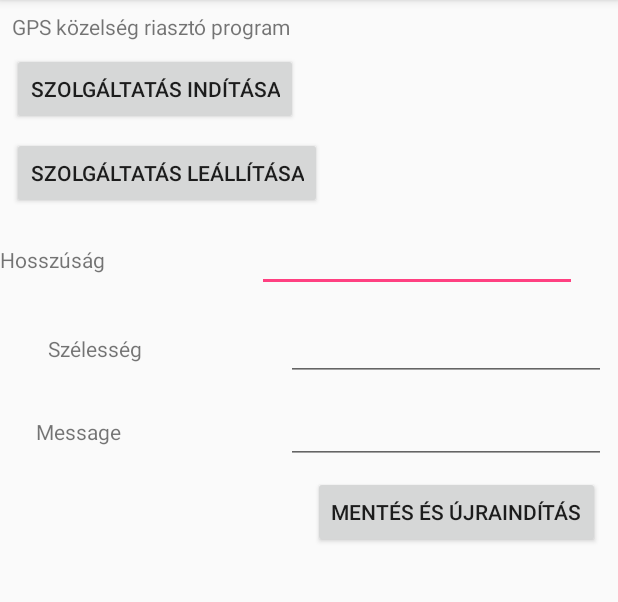
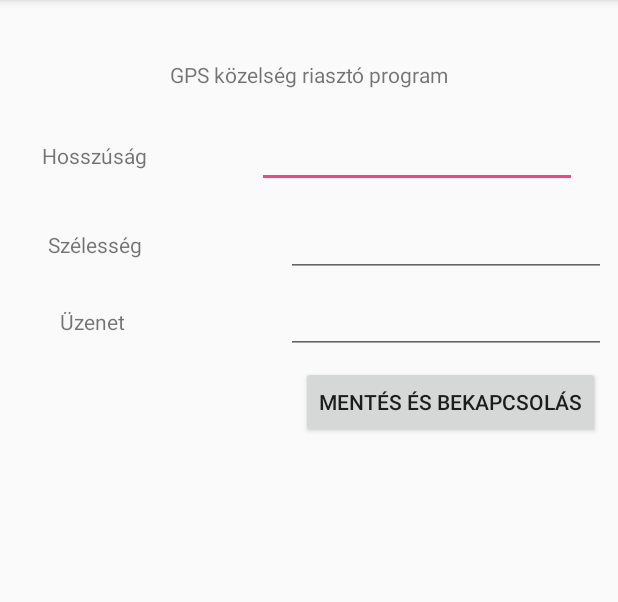
Before and after one commit to mesterj/ProxAlertP1, an Android app: the screen it shows after launch (MainActivity), on a phone screen of 412 x 824 dp, the part 84-686 px from its top. Run offline under Robolectric (Android 15) with nearby library versions, the phone set to English and light mode, and no system bars; libraries missing offline, so code that uses them is left out: io.objectbox, org.jetbrains.anko; 4 statements that could not run were skipped.

Commit message:
almost ready...

```diff
--- a/app/build.gradle
+++ b/app/build.gradle
@@ -28,7 +28,7 @@ android {
 
 dependencies {
     implementation fileTree(dir: 'libs', include: ['*.jar'])
-    implementation"org.jetbrains.kotlin:kotlin-stdlib-jdk7:$kotlin_version"
+    implementation "org.jetbrains.kotlin:kotlin-stdlib-jdk7:$kotlin_version"
     implementation 'com.android.support:appcompat-v7:27.1.1'
     implementation 'com.android.support.constraint:constraint-layout:1.1.3'
     testImplementation 'junit:junit:4.12'
--- a/app/src/main/java/joco/kite/com/proxalertp1/MainActivity.kt
+++ b/app/src/main/java/joco/kite/com/proxalertp1/MainActivity.kt
@@ -1,17 +1,39 @@
 package joco.kite.com.proxalertp1
 
+import android.Manifest
+import android.annotation.SuppressLint
+import android.app.PendingIntent
+import android.content.Context
+import android.content.Intent
+import android.content.pm.PackageManager
+import android.location.LocationManager
 import android.support.v7.app.AppCompatActivity
 import android.os.Bundle
 import org.jetbrains.anko.AnkoLogger
 import android.provider.ContactsContract.CommonDataKinds.Note
+import android.support.v4.app.ActivityCompat
+import android.util.Log
 import io.objectbox.Box
-
+import kotlinx.android.synthetic.main.activity_main.*
+import org.jetbrains.anko.info
+import org.jetbrains.anko.sdk25.coroutines.onClick
 
 
 class MainActivity : AppCompatActivity() , AnkoLogger{
 
+    companion object {
+        val MESSAGE_KEY = "MESSAGE:KEY"
+    }
+
+    val RADIUS : Float = 1000f
+    val EXPIRATION : Long = -1
+    val INTENT_REQUEST_CODE : Int = 1
+    val intentname : String = "joco.kite.com.proxalertp1.showMessage_activity"
+
     lateinit var boxStore : MyObjectBox
     lateinit var placesBox : Box<Place>
+    lateinit var locationManager: LocationManager
+
 
     override fun onCreate(savedInstanceState: Bundle?) {
         super.onCreate(savedInstanceState)
@@ -20,6 +42,30 @@ class MainActivity : AppCompatActivity() , AnkoLogger{
         var boxStore= MyObjectBox.builder().androidContext(this).build()
         // do this in your activities/fragments to get hold of a Box
         placesBox = boxStore.boxFor(Place::class.java)
+        tesztGpsPermission()
+        locationManager = getSystemService(Context.LOCATION_SERVICE) as LocationManager
+
+        btnSave.onClick { setAlert(etLatValue.text.toString().toDouble(),etLongValue.text.toString().toDouble(),etMessage.text.toString()) }
+    }
+
+    @SuppressLint("MissingPermission")
+    private fun setAlert(latitude: Double, longitude: Double, message: String) {
+        var myintent = Intent(intentname)
+        myintent.putExtra(MESSAGE_KEY,message)
+        var mypendingInent = PendingIntent.getBroadcast(applicationContext,INTENT_REQUEST_CODE,myintent,PendingIntent.FLAG_CANCEL_CURRENT)
+        tesztGpsPermission()
+        locationManager.addProximityAlert(latitude,longitude,RADIUS,EXPIRATION,mypendingInent)
+
+
+    }
+
+    private fun tesztGpsPermission() {
+        if (ActivityCompat.checkSelfPermission(this, android.Manifest.permission.ACCESS_FINE_LOCATION) != PackageManager.PERMISSION_GRANTED && ActivityCompat.checkSelfPermission(this, android.Manifest.permission.ACCESS_COARSE_LOCATION) != PackageManager.PERMISSION_GRANTED) {
+            ActivityCompat.requestPermissions(this, arrayOf(Manifest.permission.ACCESS_FINE_LOCATION), 0)
+            info( "Nem volt jog a GPS használatához")
+        } else {
+            info( "Már volt jog a GPS koordináták olvasáshoz")
+        }
 
     }
 }
--- a/app/src/main/res/layout/activity_main.xml
+++ b/app/src/main/res/layout/activity_main.xml
@@ -9,102 +9,85 @@
     <TextView
         android:id="@+id/textView"
         android:layout_width="wrap_content"
-        android:layout_height="wrap_content"
+        android:layout_height="22dp"
+        android:layout_marginEnd="8dp"
         android:layout_marginStart="8dp"
-        android:layout_marginTop="8dp"
+        android:layout_marginTop="40dp"
         android:text="GPS közelség riasztó program"
+        app:layout_constraintEnd_toEndOf="parent"
         app:layout_constraintStart_toStartOf="parent"
         app:layout_constraintTop_toTopOf="parent" />
 
-    <Button
-        android:id="@+id/button"
-        android:layout_width="wrap_content"
-        android:layout_height="wrap_content"
-        android:layout_marginStart="8dp"
-        android:layout_marginTop="8dp"
-        android:text="Szolgáltatás indítása"
-        app:layout_constraintStart_toStartOf="parent"
-        app:layout_constraintTop_toBottomOf="@+id/textView" />
-
-    <Button
-        android:id="@+id/button2"
-        android:layout_width="wrap_content"
-        android:layout_height="wrap_content"
-        android:layout_marginStart="8dp"
-        android:layout_marginTop="8dp"
-        android:text="Szolgáltatás leállítása"
-        app:layout_constraintStart_toStartOf="parent"
-        app:layout_constraintTop_toBottomOf="@+id/button" />
-
     <EditText
-        android:id="@+id/editText"
+        android:id="@+id/etLongValue"
         android:layout_width="wrap_content"
         android:layout_height="wrap_content"
         android:layout_marginEnd="8dp"
         android:layout_marginStart="152dp"
         android:ems="10"
         android:inputType="number"
-        app:layout_constraintBaseline_toBaselineOf="@+id/textView2"
+        app:layout_constraintBaseline_toBaselineOf="@+id/tvLongValue"
         app:layout_constraintEnd_toEndOf="parent"
         app:layout_constraintStart_toStartOf="parent" />
 
     <TextView
-        android:id="@+id/textView2"
+        android:id="@+id/tvLongValue"
         android:layout_width="wrap_content"
         android:layout_height="wrap_content"
-        android:layout_marginTop="24dp"
+        android:layout_marginStart="28dp"
+        android:layout_marginTop="32dp"
         android:text="Hosszúság"
-        app:layout_constraintTop_toBottomOf="@+id/button2"
-        tools:layout_editor_absoluteX="27dp" />
+        app:layout_constraintStart_toStartOf="parent"
+        app:layout_constraintTop_toBottomOf="@+id/textView" />
 
     <TextView
-        android:id="@+id/textView3"
+        android:id="@+id/tvLatValue"
         android:layout_width="wrap_content"
         android:layout_height="wrap_content"
         android:layout_marginStart="32dp"
         android:layout_marginTop="40dp"
         android:text="Szélesség"
         app:layout_constraintStart_toStartOf="parent"
-        app:layout_constraintTop_toBottomOf="@+id/textView2" />
+        app:layout_constraintTop_toBottomOf="@+id/tvLongValue" />
 
     <EditText
-        android:id="@+id/editText2"
+        android:id="@+id/etLatValue"
         android:layout_width="wrap_content"
         android:layout_height="wrap_content"
         android:layout_marginEnd="8dp"
         android:ems="10"
         android:inputType="number"
-        app:layout_constraintBaseline_toBaselineOf="@+id/textView3"
+        app:layout_constraintBaseline_toBaselineOf="@+id/tvLatValue"
         app:layout_constraintEnd_toEndOf="parent" />
 
     <Button
-        android:id="@+id/button3"
+        android:id="@+id/btnSave"
         android:layout_width="wrap_content"
         android:layout_height="wrap_content"
         android:layout_marginEnd="12dp"
         android:layout_marginTop="8dp"
-        android:text="Mentés és újraindítás"
+        android:text="Mentés és bekapcsolás"
         app:layout_constraintEnd_toEndOf="parent"
-        app:layout_constraintTop_toBottomOf="@+id/editText3" />
+        app:layout_constraintTop_toBottomOf="@+id/etMessage" />
 
     <TextView
-        android:id="@+id/textView4"
+        android:id="@+id/tvMessage"
         android:layout_width="wrap_content"
         android:layout_height="wrap_content"
-        android:layout_marginStart="24dp"
-        android:layout_marginTop="36dp"
-        android:text="Message"
+        android:layout_marginStart="40dp"
+        android:layout_marginTop="32dp"
+        android:text="Üzenet"
         app:layout_constraintStart_toStartOf="parent"
-        app:layout_constraintTop_toBottomOf="@+id/textView3" />
+        app:layout_constraintTop_toBottomOf="@+id/tvLatValue" />
 
     <EditText
-        android:id="@+id/editText3"
+        android:id="@+id/etMessage"
         android:layout_width="wrap_content"
         android:layout_height="wrap_content"
         android:layout_marginEnd="8dp"
         android:ems="10"
         android:inputType="number"
-        app:layout_constraintBaseline_toBaselineOf="@+id/textView4"
+        app:layout_constraintBaseline_toBaselineOf="@+id/tvMessage"
         app:layout_constraintEnd_toEndOf="parent" />
 
 </android.support.constraint.ConstraintLayout>
```
Also changed, not shown: app/src/main/AndroidManifest.xml (+12 -6 lines), app/src/main/java/joco/kite/com/proxalertp1/ProximityAlertReceiver.kt (added, +31 -0 lines), app/src/main/java/joco/kite/com/proxalertp1/showMessage_activity.kt (added, +12 -0 lines), app/src/main/res/layout/activity_show_message_activity.xml (added, +9 -0 lines).
